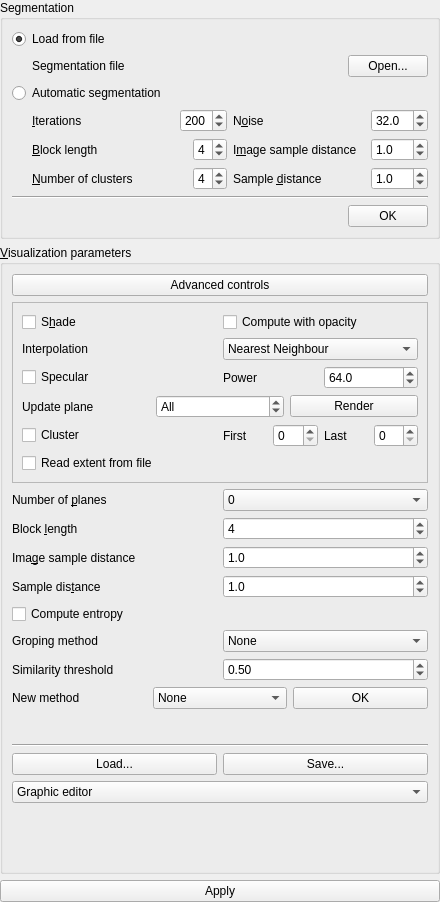
This is starviewer/src/extensions/playground/optimalviewpoint/optimalviewpointinputparametersformbase.ui in starviewer-medical/starviewer as Qt 5 draws it before an edit. The edited form follows.
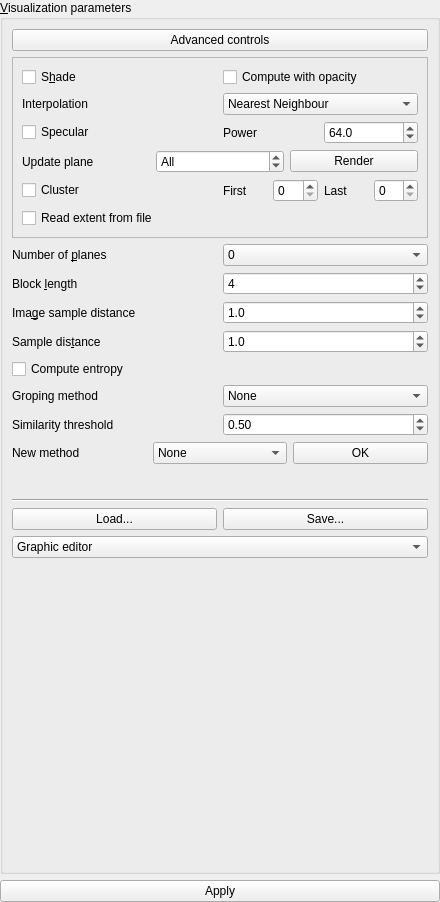
This is the edited form. Custom widgets are drawn as their Qt base class.

```diff
--- a/starviewer/src/extensions/playground/optimalviewpoint/optimalviewpointinputparametersformbase.ui
+++ b/starviewer/src/extensions/playground/optimalviewpoint/optimalviewpointinputparametersformbase.ui
@@ -16,434 +16,6 @@
    <property name="spacing" >
     <number>6</number>
    </property>
-   <item>
-    <widget class="QGroupBox" name="m_segmentationGroupBox" >
-     <property name="title" >
-      <string>Segmentation</string>
-     </property>
-     <layout class="QVBoxLayout" >
-      <property name="margin" >
-       <number>9</number>
-      </property>
-      <property name="spacing" >
-       <number>6</number>
-      </property>
-      <item>
-       <widget class="QRadioButton" name="m_loadSegmentationRadioButton" >
-        <property name="text" >
-         <string>Load from file</string>
-        </property>
-        <property name="checked" >
-         <bool>true</bool>
-        </property>
-       </widget>
-      </item>
-      <item>
-       <widget class="QWidget" native="1" name="m_loadSegmentationWidget" >
-        <layout class="QHBoxLayout" >
-         <property name="margin" >
-          <number>0</number>
-         </property>
-         <property name="spacing" >
-          <number>6</number>
-         </property>
-         <item>
-          <spacer>
-           <property name="orientation" >
-            <enum>Qt::Horizontal</enum>
-           </property>
-           <property name="sizeType" >
-            <enum>QSizePolicy::Fixed</enum>
-           </property>
-           <property name="sizeHint" >
-            <size>
-             <width>20</width>
-             <height>20</height>
-            </size>
-           </property>
-          </spacer>
-         </item>
-         <item>
-          <widget class="QLabel" name="m_segmentationFileLabel" >
-           <property name="sizePolicy" >
-            <sizepolicy>
-             <hsizetype>5</hsizetype>
-             <vsizetype>5</vsizetype>
-             <horstretch>1</horstretch>
-             <verstretch>0</verstretch>
-            </sizepolicy>
-           </property>
-           <property name="toolTip" >
-            <string>Segmentation file</string>
-           </property>
-           <property name="text" >
-            <string>Segmentation file</string>
-           </property>
-          </widget>
-         </item>
-         <item>
-          <widget class="QPushButton" name="m_openSegmentationFilePushButton" >
-           <property name="text" >
-            <string>Open...</string>
-           </property>
-          </widget>
-         </item>
-        </layout>
-       </widget>
-      </item>
-      <item>
-       <widget class="QRadioButton" name="m_automaticSegmentationRadioButton" >
-        <property name="text" >
-         <string>Automatic segmentation</string>
-        </property>
-       </widget>
-      </item>
-      <item>
-       <widget class="QWidget" native="1" name="m_automaticSegmentationWidget" >
-        <layout class="QGridLayout" >
-         <property name="margin" >
-          <number>0</number>
-         </property>
-         <property name="spacing" >
-          <number>6</number>
-         </property>
-         <item rowspan="3" row="0" column="0" >
-          <spacer>
-           <property name="orientation" >
-            <enum>Qt::Horizontal</enum>
-           </property>
-           <property name="sizeType" >
-            <enum>QSizePolicy::Fixed</enum>
-           </property>
-           <property name="sizeHint" >
-            <size>
-             <width>20</width>
-             <height>20</height>
-            </size>
-           </property>
-          </spacer>
-         </item>
-         <item row="1" column="1" >
-          <layout class="QHBoxLayout" >
-           <property name="margin" >
-            <number>0</number>
-           </property>
-           <property name="spacing" >
-            <number>6</number>
-           </property>
-           <item>
-            <widget class="QLabel" name="m_labelSegmentationBlockLength" >
-             <property name="sizePolicy" >
-              <sizepolicy>
-               <hsizetype>7</hsizetype>
-               <vsizetype>5</vsizetype>
-               <horstretch>0</horstretch>
-               <verstretch>0</verstretch>
-              </sizepolicy>
-             </property>
-             <property name="text" >
-              <string>&amp;Block length</string>
-             </property>
-             <property name="buddy" >
-              <cstring>m_spinBoxSegmentationBlockLength</cstring>
-             </property>
-            </widget>
-           </item>
-           <item>
-            <widget class="QSpinBox" name="m_spinBoxSegmentationBlockLength" >
-             <property name="statusTip" >
-              <string>Block length (L) to compute excess entropy during segmentation</string>
-             </property>
-             <property name="maximum" >
-              <number>6</number>
-             </property>
-             <property name="minimum" >
-              <number>2</number>
-             </property>
-             <property name="value" >
-              <number>4</number>
-             </property>
-            </widget>
-           </item>
-          </layout>
-         </item>
-         <item row="0" column="1" >
-          <layout class="QHBoxLayout" >
-           <property name="margin" >
-            <number>0</number>
-           </property>
-           <property name="spacing" >
-            <number>6</number>
-           </property>
-           <item>
-            <widget class="QLabel" name="m_labelSegmentationIterations" >
-             <property name="sizePolicy" >
-              <sizepolicy>
-               <hsizetype>7</hsizetype>
-               <vsizetype>5</vsizetype>
-               <horstretch>0</horstretch>
-               <verstretch>0</verstretch>
-              </sizepolicy>
-             </property>
-             <property name="text" >
-              <string>&amp;Iterations</string>
-             </property>
-             <property name="buddy" >
-              <cstring>m_spinBoxSegmentationIterations</cstring>
-             </property>
-            </widget>
-           </item>
-           <item>
-            <widget class="QSpinBox" name="m_spinBoxSegmentationIterations" >
-             <property name="statusTip" >
-              <string>Number of iterations of the genetic algorithm</string>
-             </property>
-             <property name="maximum" >
-              <number>500</number>
-             </property>
-             <property name="minimum" >
-              <number>1</number>
-             </property>
-             <property name="value" >
-              <number>200</number>
-             </property>
-            </widget>
-           </item>
-          </layout>
-         </item>
-         <item row="0" column="2" >
-          <layout class="QHBoxLayout" >
-           <property name="margin" >
-            <number>0</number>
-           </property>
-           <property name="spacing" >
-            <number>6</number>
-           </property>
-           <item>
-            <widget class="QLabel" name="m_labelSegmentationNoise" >
-             <property name="sizePolicy" >
-              <sizepolicy>
-               <hsizetype>7</hsizetype>
-               <vsizetype>5</vsizetype>
-               <horstretch>0</horstretch>
-               <verstretch>0</verstretch>
-              </sizepolicy>
-             </property>
-             <property name="text" >
-              <string>N&amp;oise</string>
-             </property>
-             <property name="buddy" >
-              <cstring>m_doubleSpinBoxSegmentationNoise</cstring>
-             </property>
-            </widget>
-           </item>
-           <item>
-            <widget class="QDoubleSpinBox" name="m_doubleSpinBoxSegmentationNoise" >
-             <property name="statusTip" >
-              <string>Maximum variation in one step of the genetic algorithm</string>
-             </property>
-             <property name="decimals" >
-              <number>1</number>
-             </property>
-             <property name="maximum" >
-              <double>128.000000000000000</double>
-             </property>
-             <property name="minimum" >
-              <double>1.000000000000000</double>
-             </property>
-             <property name="value" >
-              <double>32.000000000000000</double>
-             </property>
-            </widget>
-           </item>
-          </layout>
-         </item>
-         <item row="1" column="2" >
-          <layout class="QHBoxLayout" >
-           <property name="margin" >
-            <number>0</number>
-           </property>
-           <property name="spacing" >
-            <number>6</number>
-           </property>
-           <item>
-            <widget class="QLabel" name="m_labelSegmentationImageSampleDistance" >
-             <property name="sizePolicy" >
-              <sizepolicy>
-               <hsizetype>7</hsizetype>
-               <vsizetype>5</vsizetype>
-               <horstretch>0</horstretch>
-               <verstretch>0</verstretch>
-              </sizepolicy>
-             </property>
-             <property name="text" >
-              <string>I&amp;mage sample distance</string>
-             </property>
-             <property name="buddy" >
-              <cstring>m_doubleSpinBoxSegmentationImageSampleDistance</cstring>
-             </property>
-            </widget>
-           </item>
-           <item>
-            <widget class="QDoubleSpinBox" name="m_doubleSpinBoxSegmentationImageSampleDistance" >
-             <property name="statusTip" >
-              <string>Horizontal and vertical distance between rays during segmentation</string>
-             </property>
-             <property name="decimals" >
-              <number>1</number>
-             </property>
-             <property name="maximum" >
-              <double>512.000000000000000</double>
-             </property>
-             <property name="minimum" >
-              <double>0.100000000000000</double>
-             </property>
-             <property name="singleStep" >
-              <double>0.100000000000000</double>
-             </property>
-             <property name="value" >
-              <double>1.000000000000000</double>
-             </property>
-            </widget>
-           </item>
-          </layout>
-         </item>
-         <item row="2" column="1" >
-          <layout class="QHBoxLayout" >
-           <property name="margin" >
-            <number>0</number>
-           </property>
-           <property name="spacing" >
-            <number>6</number>
-           </property>
-           <item>
-            <widget class="QLabel" name="m_labelSegmentationNumberOfClusters" >
-             <property name="sizePolicy" >
-              <sizepolicy>
-               <hsizetype>7</hsizetype>
-               <vsizetype>5</vsizetype>
-               <horstretch>0</horstretch>
-               <verstretch>0</verstretch>
-              </sizepolicy>
-             </property>
-             <property name="text" >
-              <string>&amp;Number of clusters</string>
-             </property>
-             <property name="buddy" >
-              <cstring>m_spinBoxSegmentationNumberOfClusters</cstring>
-             </property>
-            </widget>
-           </item>
-           <item>
-            <widget class="QSpinBox" name="m_spinBoxSegmentationNumberOfClusters" >
-             <property name="statusTip" >
-              <string>Number of clusters (N) of the volume, including empty space</string>
-             </property>
-             <property name="maximum" >
-              <number>6</number>
-             </property>
-             <property name="minimum" >
-              <number>2</number>
-             </property>
-             <property name="value" >
-              <number>4</number>
-             </property>
-            </widget>
-           </item>
-          </layout>
-         </item>
-         <item row="2" column="2" >
-          <layout class="QHBoxLayout" >
-           <property name="margin" >
-            <number>0</number>
-           </property>
-           <property name="spacing" >
-            <number>6</number>
-           </property>
-           <item>
-            <widget class="QLabel" name="m_labelSegmentationSampleDistance" >
-             <property name="sizePolicy" >
-              <sizepolicy>
-               <hsizetype>7</hsizetype>
-               <vsizetype>5</vsizetype>
-               <horstretch>0</horstretch>
-               <verstretch>0</verstretch>
-              </sizepolicy>
-             </property>
-             <property name="text" >
-              <string>Sample &amp;distance</string>
-             </property>
-             <property name="buddy" >
-              <cstring>m_doubleSpinBoxSegmentationSampleDistance</cstring>
-             </property>
-            </widget>
-           </item>
-           <item>
-            <widget class="QDoubleSpinBox" name="m_doubleSpinBoxSegmentationSampleDistance" >
-             <property name="statusTip" >
-              <string>Distance between samples on one ray during segmentation</string>
-             </property>
-             <property name="decimals" >
-              <number>1</number>
-             </property>
-             <property name="maximum" >
-              <double>512.000000000000000</double>
-             </property>
-             <property name="minimum" >
-              <double>0.100000000000000</double>
-             </property>
-             <property name="singleStep" >
-              <double>0.100000000000000</double>
-             </property>
-             <property name="value" >
-              <double>1.000000000000000</double>
-             </property>
-            </widget>
-           </item>
-          </layout>
-         </item>
-        </layout>
-       </widget>
-      </item>
-      <item>
-       <widget class="Line" name="m_segmentationLine" >
-        <property name="orientation" >
-         <enum>Qt::Horizontal</enum>
-        </property>
-       </widget>
-      </item>
-      <item>
-       <layout class="QHBoxLayout" >
-        <property name="margin" >
-         <number>0</number>
-        </property>
-        <property name="spacing" >
-         <number>6</number>
-        </property>
-        <item>
-         <widget class="QLabel" name="m_numberOfClustersLabel" >
-          <property name="sizePolicy" >
-           <sizepolicy>
-            <hsizetype>5</hsizetype>
-            <vsizetype>5</vsizetype>
-            <horstretch>1</horstretch>
-            <verstretch>0</verstretch>
-           </sizepolicy>
-          </property>
-         </widget>
-        </item>
-        <item>
-         <widget class="QPushButton" name="m_segmentationOkPushButton" >
-          <property name="text" >
-           <string>OK</string>
-          </property>
-         </widget>
-        </item>
-       </layout>
-      </item>
-     </layout>
-    </widget>
-   </item>
    <item>
     <widget class="QGroupBox" name="m_groupBoxVisualization" >
      <property name="sizePolicy" >
```
Left out of the diff: 32 changed lines with no effect on the pictures.
